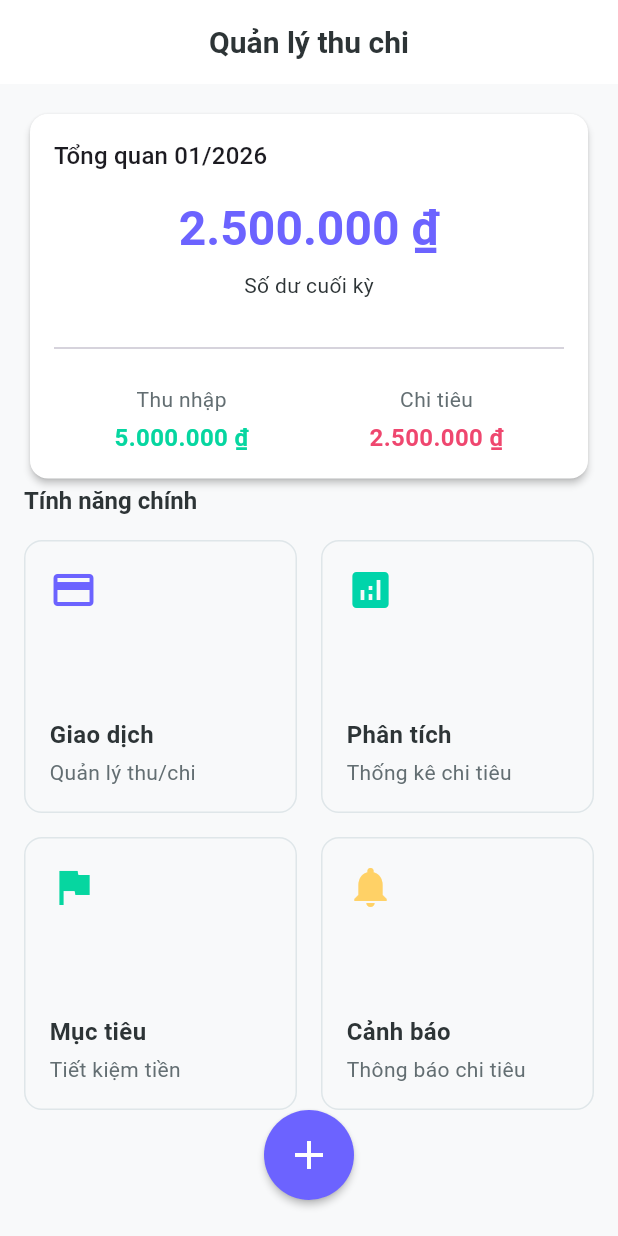
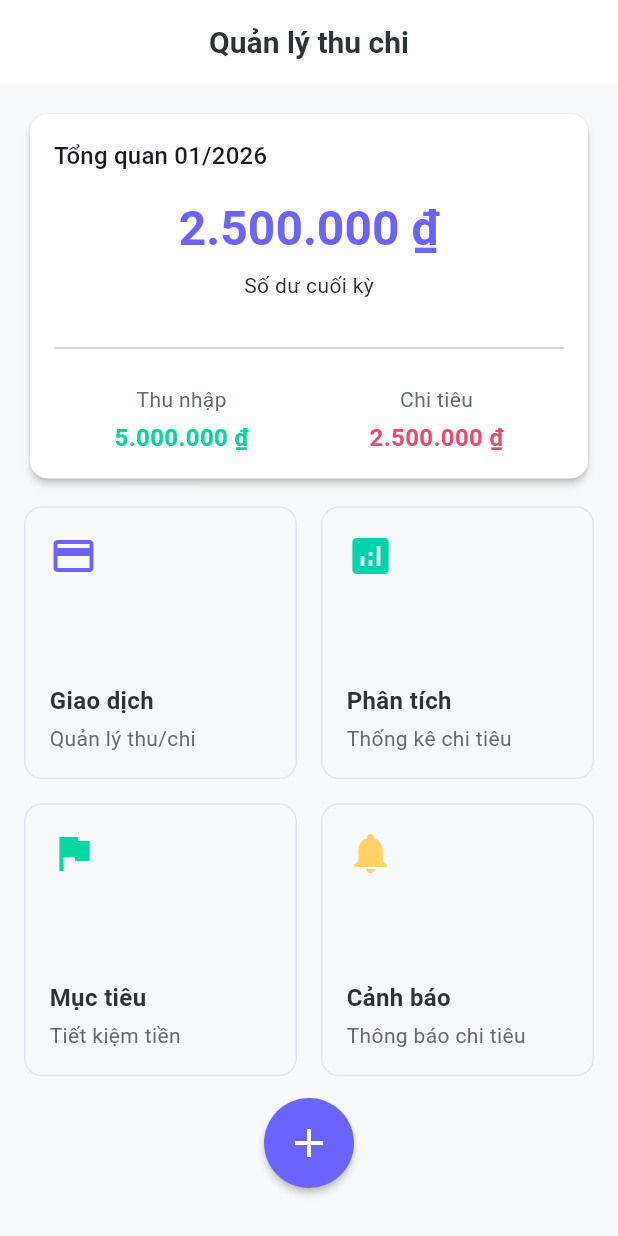
Before and after one commit to thienph/mobile_project_spending_management, a Flutter app: the screen it shows after launch, on a phone screen of 412 x 824 dp. Run offline on Flutter 3.47's test engine with Material 3 defaults, Android fonts, the phone set to English and light mode, and no system bars; our stand-ins replace dartz, drift, equatable, flutter_bloc, get_it, go_router; accounts and stored records are empty; generated files the repository leaves out were written again.

Commit message:
Update Home screen UI

```diff
--- a/lib/presentation/screens/home/home_screen.dart
+++ b/lib/presentation/screens/home/home_screen.dart
@@ -26,11 +26,6 @@ class HomeScreen extends StatelessWidget {
             const Spacer(),
 
             // Feature Grid
-            Text(
-              'Tính năng chính',
-              style: Theme.of(context).textTheme.headlineMedium,
-            ),
-            const SizedBox(height: AppTheme.spacingMd),
             GridView.count(
               crossAxisCount: 2,
               shrinkWrap: true,
```
